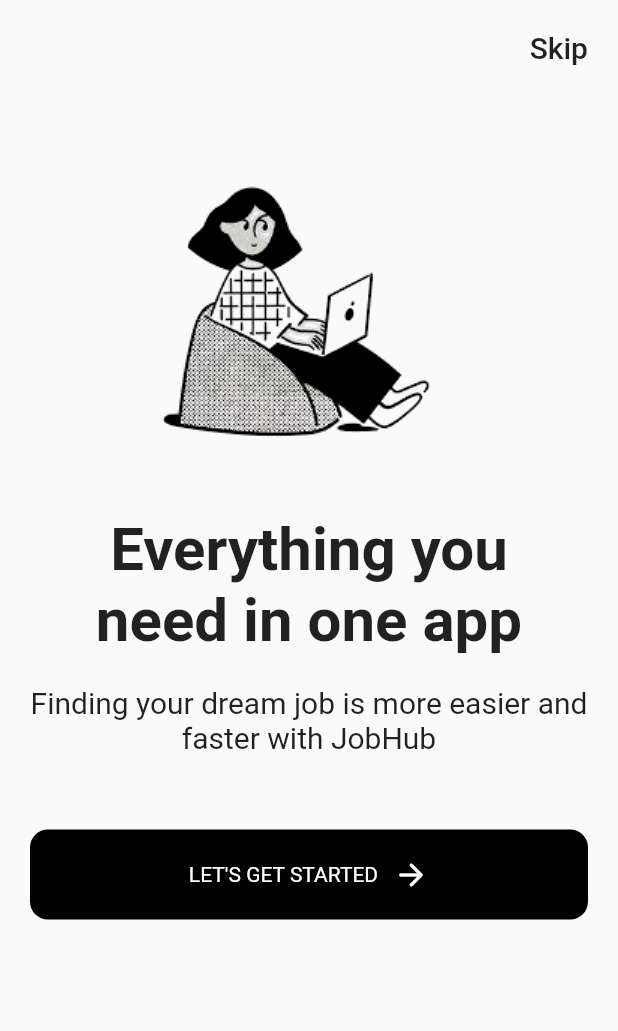
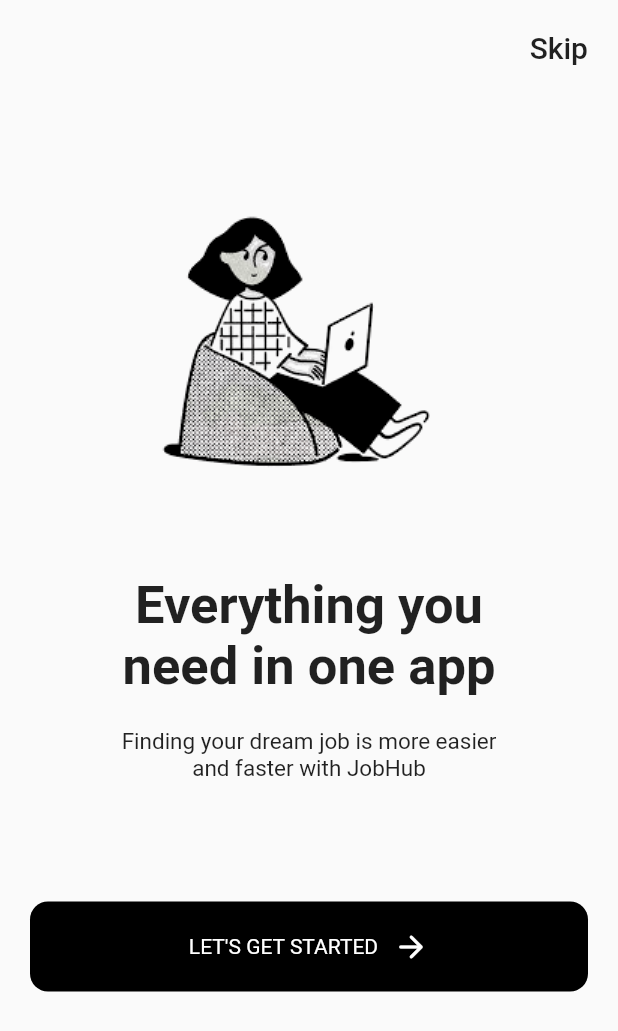
Before and after one commit to Ozurumba007/job_search, a Flutter app: the screen it shows after launch, on a phone screen of 412 x 824 dp. Shown: the top 1031 px of the screen. Run offline on Flutter 3.47's test engine with Material 2 defaults, Android fonts, the phone set to English and light mode, and no system bars.

Commit message:
added a sizedbox to the intro page

```diff
--- a/lib/pages/intro_page.dart
+++ b/lib/pages/intro_page.dart
@@ -10,6 +10,7 @@
         child: Padding(
           padding: const EdgeInsets.symmetric(horizontal: 20.0),
           child: Column(
+            // mainAxisAlignment: MainAxisAlignment.center,
             children: [
               const SizedBox(height: 20),
               const Row(
@@ -25,6 +26,7 @@
                   ),
                 ],
               ),
+              const SizedBox(height: 20),
               Container(
                 height: 300,
                 width: double.infinity,
@@ -32,21 +34,22 @@
                   'asset/intro2.png',
                 ),
               ),
+              const SizedBox(height: 20),
               const Text(
                 'Everything you\nneed in one app',
                 textAlign: TextAlign.center,
                 style: TextStyle(
-                  fontSize: 40,
-                  fontWeight: FontWeight.w600,
+                  fontSize: 35,
+                  fontWeight: FontWeight.bold,
                 ),
               ),
               const SizedBox(height: 20),
               const Text(
-                'Finding your dream job is more easier and\nfaster with JobHub',
-                style: TextStyle(fontSize: 20),
+                'Finding your dream job is more easier\nand faster with JobHub',
+                style: TextStyle(fontSize: 15),
                 textAlign: TextAlign.center,
               ),
-              SizedBox(height: 50),
+              SizedBox(height: 80),
               GestureDetector(
                 onTap: () {},
                 child: Container(
```
